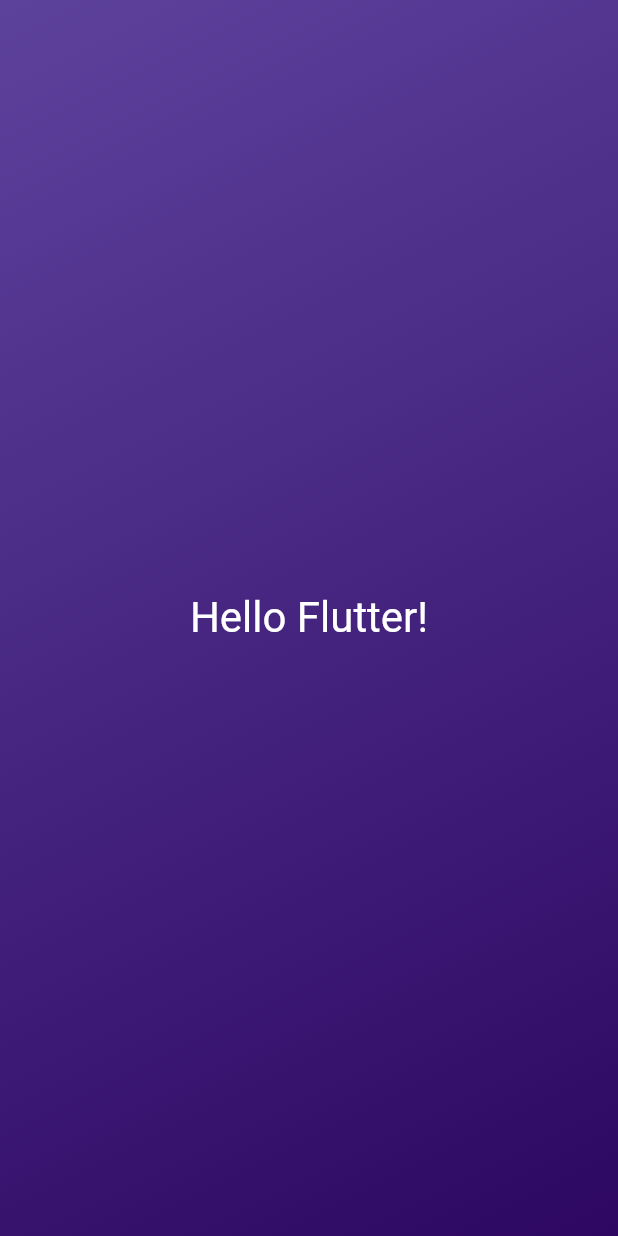
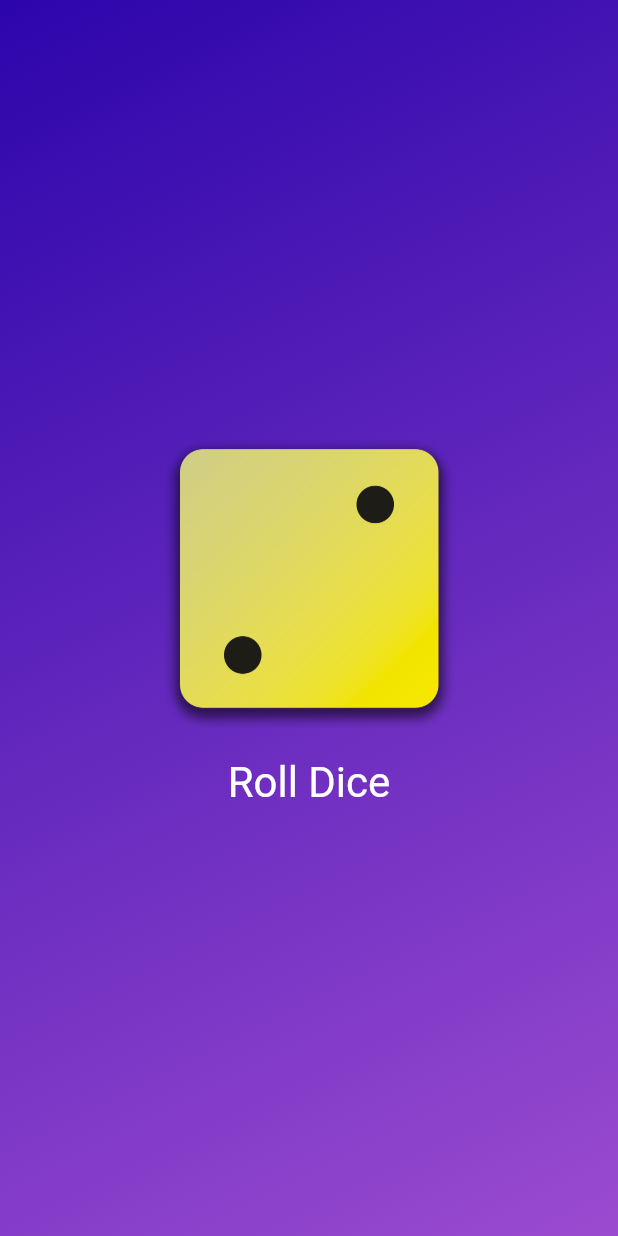
Before and after one commit to liba6/initial_flutter, a Flutter app: the screen it shows after launch, on a phone screen of 412 x 824 dp. Run offline on Flutter 3.47's test engine with Material 2 defaults, Android fonts, the light colour scheme and no system bars.

Commit message:
Add dice roll functionality

```diff
--- /dev/null
+++ b/lib/dice_roller.dart
@@ -0,0 +1,46 @@
+import 'package:flutter/material.dart';
+import 'dart:math';
+
+final randomizer = Random();
+
+class DiceRoller extends StatefulWidget {
+  const DiceRoller({super.key});
+  @override
+  State<DiceRoller> createState() {
+    return _DiceRollerState();
+  }
+}
+
+class _DiceRollerState extends State<DiceRoller> {
+  var currentDiceRoll = 2;
+  void rollDice() {
+    var diceRoll = randomizer.nextInt(6) + 1;
+    setState(() {
+      currentDiceRoll = diceRoll;
+    });
+  }
+
+  @override
+  Widget build(context) {
+    return Column(
+      mainAxisSize: MainAxisSize.min,
+      children: [
+        Image.asset(
+          'assets/images/dice-$currentDiceRoll.png',
+          width: 200,
+        ),
+        TextButton(
+          onPressed: rollDice,
+          style: TextButton.styleFrom(
+            padding: const EdgeInsets.only(
+              top: 20,
+            ),
+            foregroundColor: Colors.white,
+            textStyle: const TextStyle(fontSize: 28),
+          ),
+          child: const Text('Roll Dice'),
+        )
+      ],
+    );
+  }
+}
--- /dev/null
+++ b/lib/gradient_container.dart
@@ -0,0 +1,24 @@
+import 'package:flutter/material.dart';
+import './dice_roller.dart';
+
+class GradientContainer extends StatelessWidget {
+  const GradientContainer(this.colors, {super.key});
+
+  final List<Color> colors;
+
+  @override
+  Widget build(context) {
+    return Container(
+      decoration: BoxDecoration(
+        gradient: LinearGradient(
+          colors: colors,
+          begin: Alignment.topLeft,
+          end: Alignment.bottomRight,
+        ),
+      ),
+      child: const Center(
+        child: DiceRoller(),
+      ),
+    );
+  }
+}
```
Also changed, not shown: lib/main.dart (+6 -22 lines), lib/styled_text.dart (added, +18 -0 lines), pubspec.yaml (+7 -5 lines), assets/images/dice-1.png (added), assets/images/dice-2.png (added), assets/images/dice-3.png (added), assets/images/dice-4.png (added), assets/images/dice-5.png (added), assets/images/dice-6.png (added).
